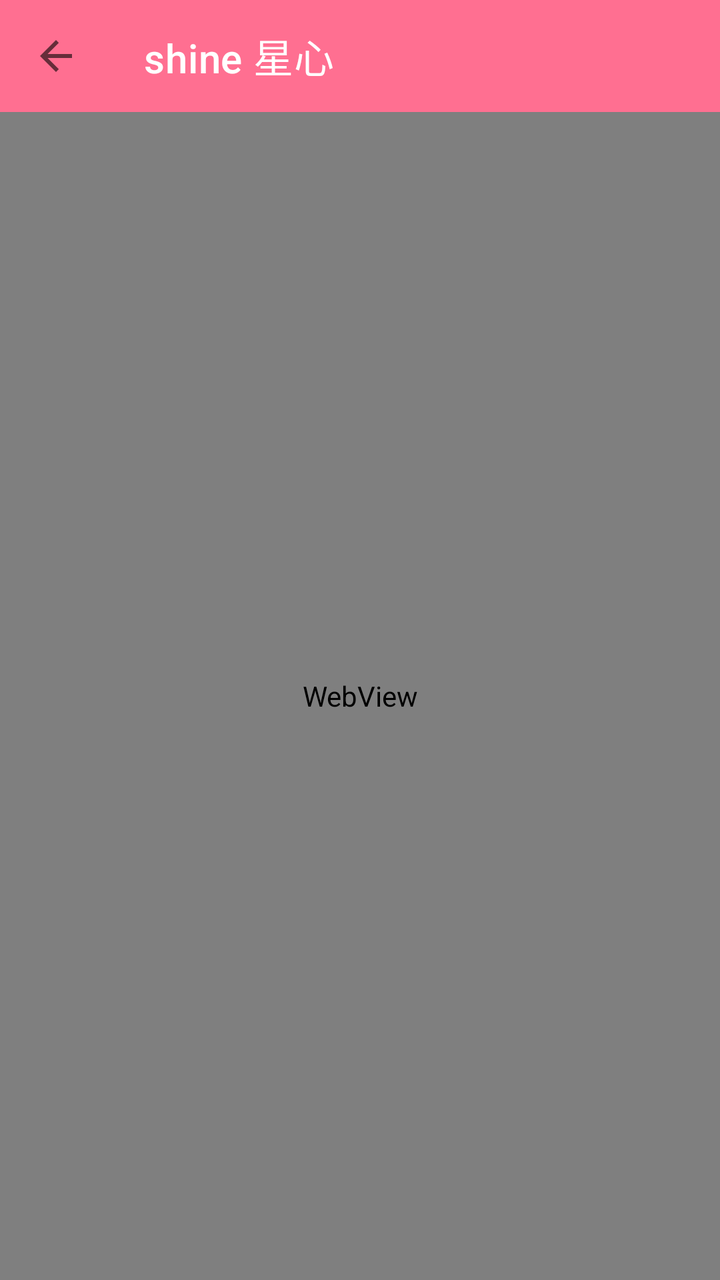
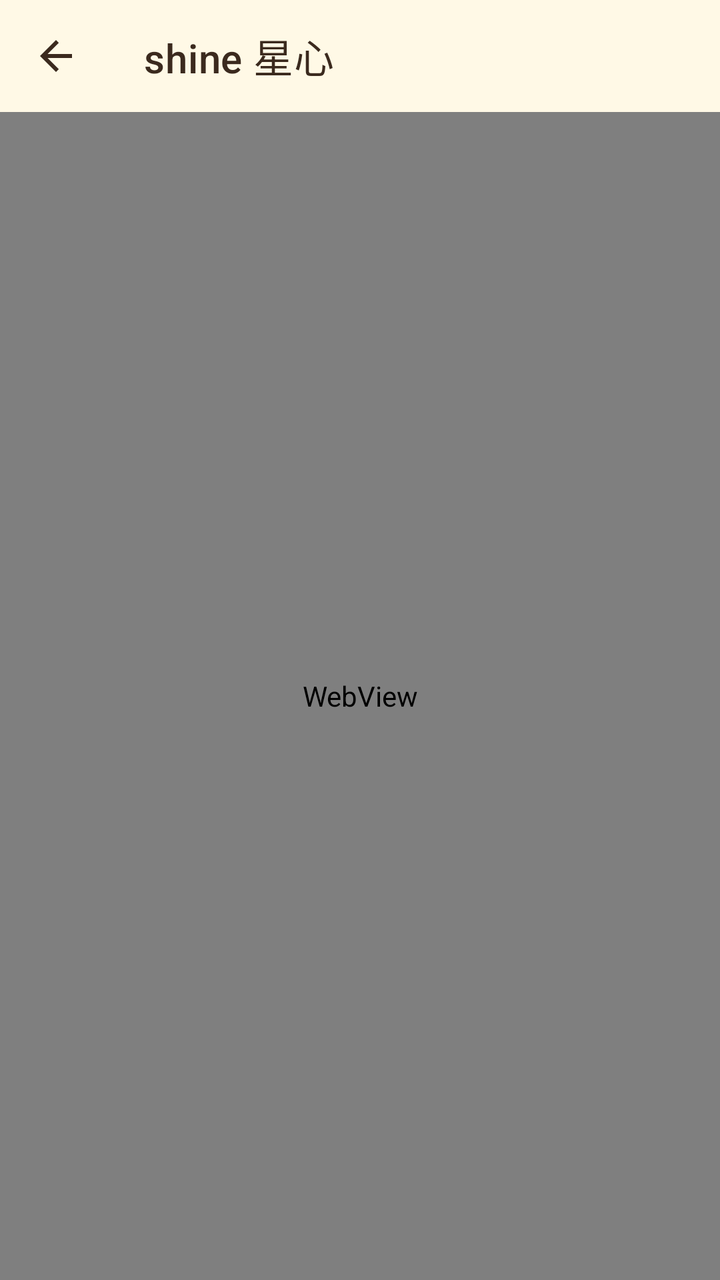

Compare the two renders of this Android layout. The source of the first and the diff that turns it into the second are given below.
<!-- AndroidManifest.xml: application theme Theme.ShineApp -->
<!-- res/layout/activity_webview.xml -->
<?xml version="1.0" encoding="utf-8"?>
<LinearLayout xmlns:android="http://schemas.android.com/apk/res/android"
    xmlns:app="http://schemas.android.com/apk/res-auto"
    android:orientation="vertical" android:layout_width="match_parent" android:layout_height="match_parent">

    <com.google.android.material.appbar.MaterialToolbar
        android:id="@+id/top_app_bar" android:layout_width="match_parent" android:layout_height="?attr/actionBarSize"
        android:background="@color/shine_pink" app:titleTextColor="@android:color/white" app:title="shine 星心"
        app:navigationIcon="?attr/homeAsUpIndicator"/>

    <WebView android:id="@+id/web" android:layout_width="match_parent" android:layout_height="match_parent"/>
</LinearLayout>
<!-- resources referenced by this layout -->
<resources>
  <color name="shine_pink">#FF6F91</color>
  <style name="Theme.ShineApp" parent="Theme.MaterialComponents.DayNight.NoActionBar">
          <item name="colorPrimary">@color/shine_pink</item>
          <item name="colorPrimaryVariant">@color/shine_pink_dark</item>
          <item name="colorOnPrimary">@android:color/white</item>
          <item name="colorSecondary">@color/shine_mint</item>
          <item name="android:colorBackground">@color/shine_bg</item>
          <item name="android:statusBarColor">@color/shine_pink</item>
          <item name="android:navigationBarColor">@color/shine_pink</item>
      </style>
  <color name="shine_pink_dark">#E25C7E</color>
  <color name="shine_mint">#9ED9C4</color>
  <color name="shine_bg">#FFF6F2</color>
</resources>

<!-- the commit's change to res/layout/activity_webview.xml (unified diff, before → after) -->
@@ -5,8 +5,9 @@
 
     <com.google.android.material.appbar.MaterialToolbar
         android:id="@+id/top_app_bar" android:layout_width="match_parent" android:layout_height="?attr/actionBarSize"
-        android:background="@color/shine_pink" app:titleTextColor="@android:color/white" app:title="shine 星心"
-        app:navigationIcon="?attr/homeAsUpIndicator"/>
+        android:background="@color/shine_bg" app:titleTextColor="@color/shine_text" app:title="shine 星心"
+        app:navigationIcon="?attr/homeAsUpIndicator"
+        app:navigationIconTint="@color/shine_text" />
 
     <WebView android:id="@+id/web" android:layout_width="match_parent" android:layout_height="match_parent"/>
 </LinearLayout>
<!-- resource entries referenced after the edit -->
@@ -1,17 +1,30 @@
 <!-- resources referenced by this layout -->
 <resources>
-  <color name="shine_pink">#FF6F91</color>
+  <color name="shine_pink">#FFD32F2F</color>
   <style name="Theme.ShineApp" parent="Theme.MaterialComponents.DayNight.NoActionBar">
           <item name="colorPrimary">@color/shine_pink</item>
           <item name="colorPrimaryVariant">@color/shine_pink_dark</item>
-          <item name="colorOnPrimary">@android:color/white</item>
+          <item name="colorOnPrimary">@color/shine_on_red</item>
           <item name="colorSecondary">@color/shine_mint</item>
+          <item name="colorSecondaryVariant">@color/shine_mint_dark</item>
+          <item name="colorSurface">@color/shine_surface</item>
           <item name="android:colorBackground">@color/shine_bg</item>
-          <item name="android:statusBarColor">@color/shine_pink</item>
-          <item name="android:navigationBarColor">@color/shine_pink</item>
+          <item name="android:textColorPrimary">@color/shine_text</item>
+          <item name="android:textColorSecondary">@color/shine_sub</item>
+          
+          <item name="android:statusBarColor">@color/shine_bg</item>
+          <item name="android:navigationBarColor">@color/shine_surface</item>
+          <item name="android:windowLightStatusBar">true</item>
+          <item name="android:windowLightNavigationBar" tools:targetApi="27">true</item>
+          <item name="android:windowBackground">@color/shine_bg</item>
       </style>
-  <color name="shine_pink_dark">#E25C7E</color>
-  <color name="shine_mint">#9ED9C4</color>
-  <color name="shine_bg">#FFF6F2</color>
+  <color name="shine_pink_dark">#FFB71C1C</color>
+  <color name="shine_on_red">#FFFFFFFF</color>
+  <color name="shine_mint">#FFFFD54F</color>
+  <color name="shine_mint_dark">#FFB26A00</color>
+  <color name="shine_surface">#FFFFFFFF</color>
+  <color name="shine_sub">#FF8B7355</color>
+  <color name="shine_bg">#FFFFF9E6</color>
+  <color name="shine_text">#FF3B2A1E</color>
 </resources>
 
